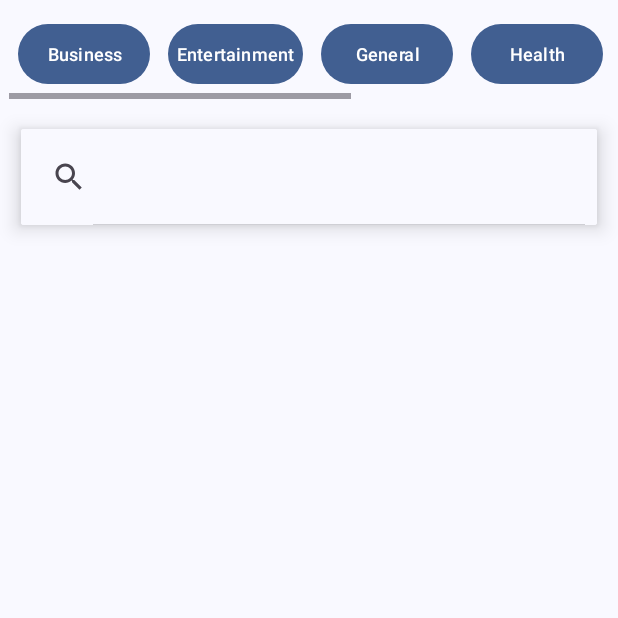
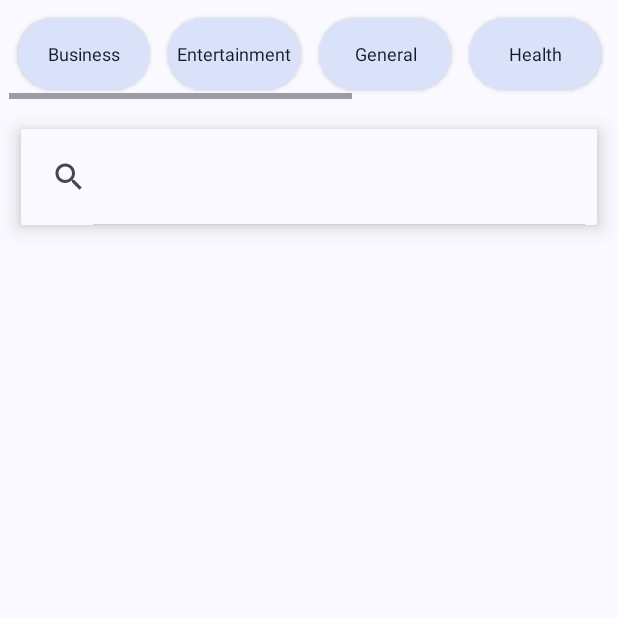
Before and after one commit to TaylorMerwin/HuskyHaze, an Android app: the NewsActivity screen opened directly, with no data from a screen before it, on a phone screen of 412 x 824 dp, the top half of it. Run offline under Robolectric (Android 15) with nearby library versions, the phone set to English and light mode, and no system bars; network calls fail; 1 statement that could not run was skipped.

Commit message:
more progress

```diff
--- a/app/src/main/res/drawable/rounded_rectangle_secondary.xml
+++ b/app/src/main/res/drawable/rounded_rectangle_secondary.xml
@@ -1,4 +1,5 @@
 <shape xmlns:android="http://schemas.android.com/apk/res/android"
     android:shape="rectangle">
+    <solid android:color="?attr/colorSecondaryContainer" />
     <corners android:radius="25dp" />
 </shape>
--- a/app/src/main/res/layout/activity_news.xml
+++ b/app/src/main/res/layout/activity_news.xml
@@ -13,79 +13,85 @@
         <LinearLayout
             android:layout_width="match_parent"
             android:layout_height="wrap_content">
-            <Button
+            <androidx.appcompat.widget.AppCompatButton
                 android:id="@+id/btn_1"
                 android:text="Business"
                 android:textSize="12sp"
                 android:padding="6dp"
                 android:layout_margin="6dp"
                 android:layout_width="wrap_content"
-                android:layout_height="wrap_content">
+                android:layout_height="wrap_content"
+                style="@style/ContainedTextSecondary" >
 
-            </Button>
-            <Button
+            </androidx.appcompat.widget.AppCompatButton>
+            <androidx.appcompat.widget.AppCompatButton
                 android:id="@+id/btn_2"
                 android:text="Entertainment"
                 android:textSize="12sp"
                 android:padding="6dp"
                 android:layout_margin="6dp"
                 android:layout_width="wrap_content"
-                android:layout_height="wrap_content">
+                android:layout_height="wrap_content"
+                style="@style/ContainedTextSecondary" >
 
-            </Button>
-            <Button
+            </androidx.appcompat.widget.AppCompatButton>
+            <androidx.appcompat.widget.AppCompatButton
                 android:id="@+id/btn_3"
                 android:text="General"
                 android:textSize="12sp"
                 android:padding="6dp"
                 android:layout_margin="6dp"
                 android:layout_width="wrap_content"
-                android:layout_height="wrap_content">
+                android:layout_height="wrap_content"
+                style="@style/ContainedTextSecondary" >
 
-            </Button>
-            <Button
+            </androidx.appcompat.widget.AppCompatButton>
+            <androidx.appcompat.widget.AppCompatButton
                 android:id="@+id/btn_4"
                 android:text="Health"
                 android:textSize="12sp"
                 android:padding="6dp"
                 android:layout_margin="6dp"
                 android:layout_width="wrap_content"
-                android:layout_height="wrap_content">
+                android:layout_height="wrap_content"
+                style="@style/ContainedTextSecondary" >
 
-            </Button>
-            <Button
+            </androidx.appcompat.widget.AppCompatButton>
+            <androidx.appcompat.widget.AppCompatButton
                 android:id="@+id/btn_5"
                 android:text="Science"
                 android:textSize="12sp"
                 android:padding="6dp"
                 android:layout_margin="6dp"
                 android:layout_width="wrap_content"
-                android:layout_height="wrap_content">
+                android:layout_height="wrap_content"
+                style="@style/ContainedTextSecondary" >
 
-            </Button>
-            <Button
+            </androidx.appcompat.widget.AppCompatButton>
+            <androidx.appcompat.widget.AppCompatButton
                 android:id="@+id/btn_6"
                 android:text="Sports"
                 android:textSize="12sp"
                 android:padding="6dp"
                 android:layout_margin="6dp"
                 android:layout_width="wrap_content"
-                android:layout_height="wrap_content">
+                android:layout_height="wrap_content"
+                style="@style/ContainedTextSecondary" >
 
-            </Button>
-            <Button
+            </androidx.appcompat.widget.AppCompatButton>
+            <androidx.appcompat.widget.AppCompatButton
                 android:id="@+id/btn_7"
                 android:text="Technology"
                 android:textSize="12sp"
                 android:padding="6dp"
                 android:layout_margin="6dp"
                 android:layout_width="wrap_content"
-                android:layout_height="wrap_content">
+                android:layout_height="wrap_content"
+                style="@style/ContainedTextSecondary" >
 
-            </Button>
+            </androidx.appcompat.widget.AppCompatButton>
         </LinearLayout>
     </HorizontalScrollView>
-
     <androidx.cardview.widget.CardView
         android:layout_margin="14dp"
         app:cardElevation="8dp"
--- a/app/src/main/res/values/styles.xml
+++ b/app/src/main/res/values/styles.xml
@@ -22,10 +22,15 @@
     <style name="HuskyHaze" parent="AppTheme">
         <item name="android:textColor">?attr/colorOnPrimary</item>
         <item name="android:background">?attr/colorSurface</item>
+        <item name="android:fontFamily">@font/roboto</item>
     </style>
     <style name="HomepageGreeting" parent="AppTheme">
         <item name="android:textColor">?attr/colorOnSurface</item>
         <item name="android:textStyle">bold</item>
+        <item name="android:shadowColor">?attr/colorOutline</item>
+        <item name="android:shadowDx">1.5</item>
+        <item name="android:shadowDy">1.5</item>
+        <item name="android:shadowRadius">1.3</item>
     </style>
     <style name="Settings" parent="AppTheme">
         <item name="android:textColor">?attr/colorOnPrimary</item>
```
Also changed, not shown: app/src/main/java/edu/tacoma/uw/huskyhaze/MainActivity.kt (+5 -5 lines), app/src/main/res/layout/activity_main.xml (+15 -3 lines).
